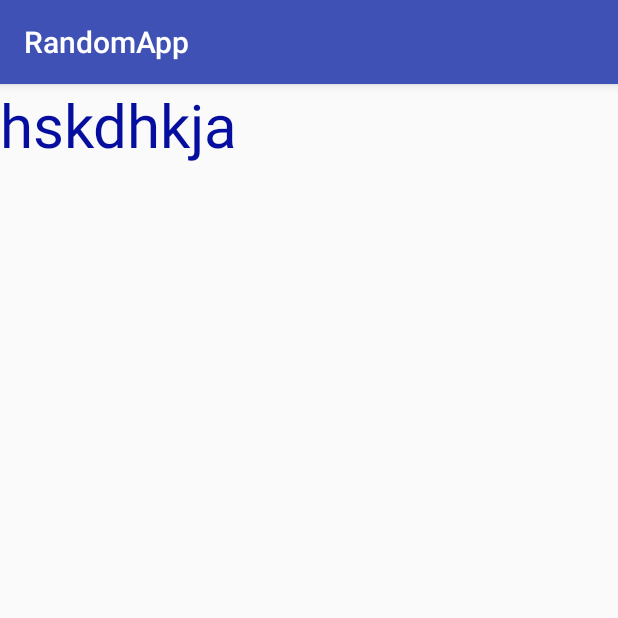
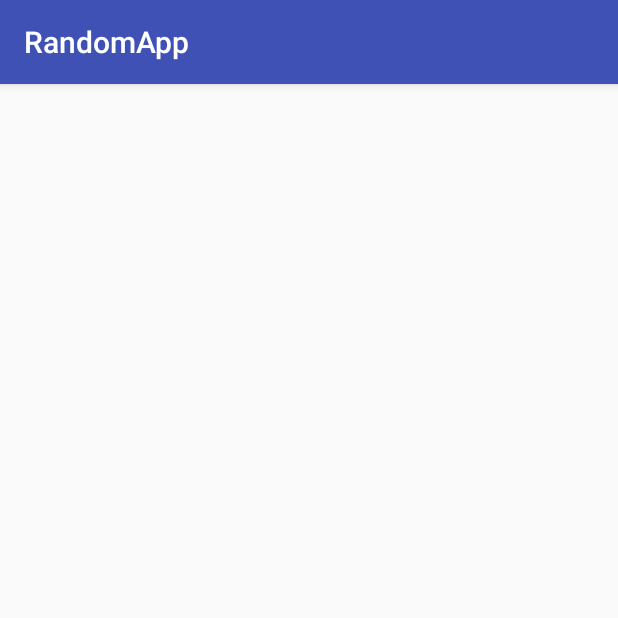
Before and after one commit to juleengraham/androidstudyjam, an Android app: the screen it shows after launch (MainActivity), on a phone screen of 412 x 824 dp, the top half of it. Run offline under Robolectric (Android 15) with nearby library versions, the phone set to English and light mode, and no system bars.

Commit message:
No Override OnCreate method
What happens when there is no @Override OnCreate method in the
MainActivity class? The screen is blank.

```diff
--- a/RandomApp/app/src/main/java/com/juleengraham/randomapp/MainActivity.java
+++ b/RandomApp/app/src/main/java/com/juleengraham/randomapp/MainActivity.java
@@ -7,15 +7,4 @@ import android.widget.TextView;
 
 public class MainActivity extends AppCompatActivity {
 
-    @Override
-    protected void onCreate(Bundle savedInstanceState) {
-        super.onCreate(savedInstanceState);
-        TextView textView = new TextView(this);
-
-        textView.setText("hskdhkja");
-        textView.setTextSize(40);
-        textView.setTextColor(Color.parseColor("#060e9f"));
-
-        setContentView(textView);
-    }
 }
```
